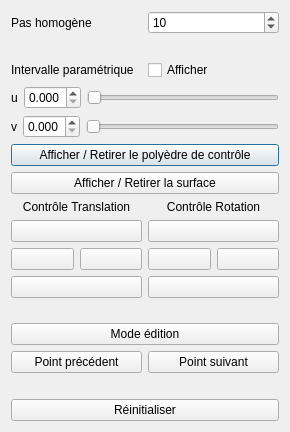
The window that settings.ui (Anthiel/CetS3D_TP2) describes before a commit, drawn with Qt 5.
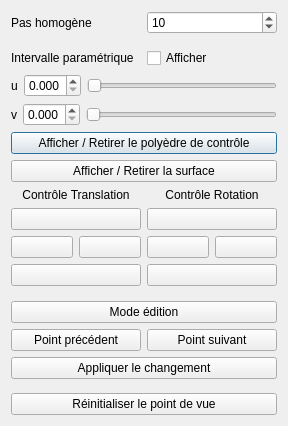
The same window after the commit.

Commit message: Ajout bouton

```diff
--- a/settings.ui
+++ b/settings.ui
@@ -6,8 +6,8 @@
    <rect>
     <x>0</x>
     <y>0</y>
-    <width>290</width>
-    <height>432</height>
+    <width>288</width>
+    <height>426</height>
    </rect>
   </property>
   <property name="windowTitle">
@@ -301,6 +301,13 @@
        </item>
       </layout>
      </item>
+     <item>
+      <widget class="QPushButton" name="applyPointChange">
+       <property name="text">
+        <string>Appliquer le changement</string>
+       </property>
+      </widget>
+     </item>
      <item>
       <spacer name="verticalSpacer">
        <property name="orientation">
@@ -317,7 +324,7 @@
      <item>
       <widget class="QPushButton" name="resetButton">
        <property name="text">
-        <string>Réinitialiser</string>
+        <string>Réinitialiser le point de vue</string>
        </property>
       </widget>
      </item>
```
The commit also changes 5 other files.
